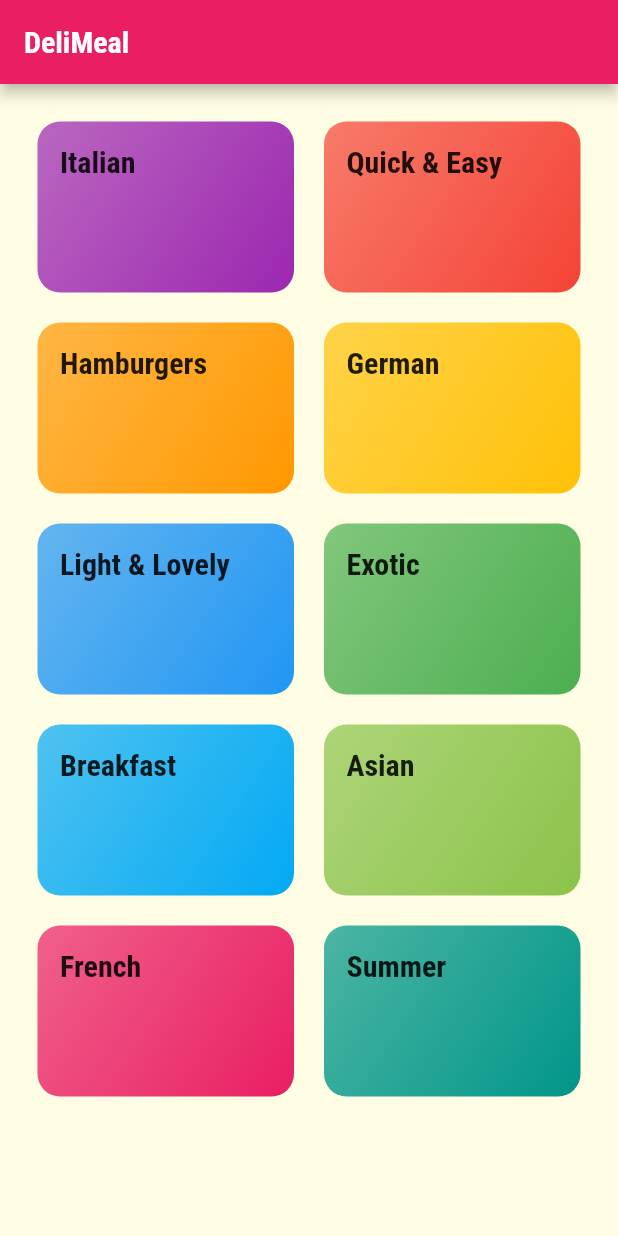
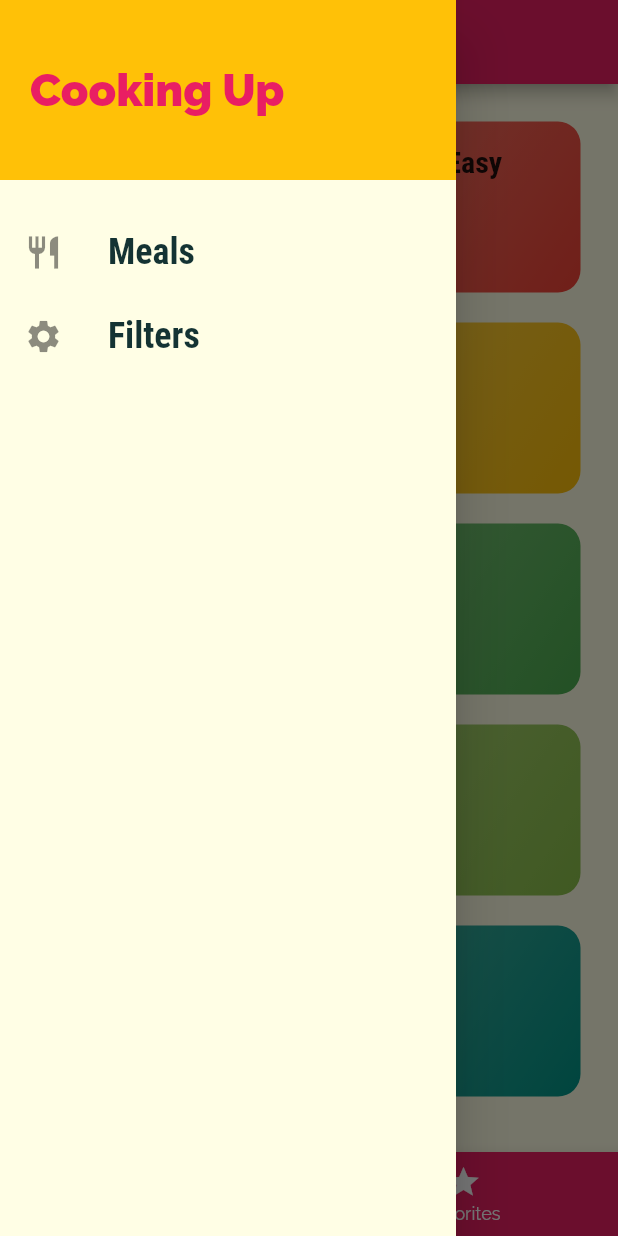
Before and after one commit to rahulkolage/meals_app, a Flutter app: the screen it shows after launch, with the side drawer open (before the commit the screen has no drawer), on a phone screen of 412 x 824 dp. Run offline on Flutter 3.47's test engine with Material 2 defaults, Android fonts, the phone set to English and light mode, and no system bars.

Commit message:
Popping pages and passing data

```diff
--- a/lib/main.dart
+++ b/lib/main.dart
@@ -1,6 +1,10 @@
 import 'package:flutter/material.dart';
+// import './screens/tabs/tabs.dart';
+import './screens/tabs/tabs_at_bottom.dart';
 import './screens/categories/categories.dart';
 import './screens/category_meals/category_meals.dart';
+import './screens/category_meals/meal_detail.dart';
+import './screens/filters/filters.dart';
 
 void main() {
   runApp(const MyApp());
@@ -49,9 +53,20 @@ class MyApp extends StatelessWidget {
       // },
       initialRoute: '/', // default is '/'
       routes: {
-          '/': (context) => const Categories(),
-          CategoryMeals.routeName: (context) => CategoryMeals()
+        '/': (context) => const TabsAtBottom(), //const Tabs(),
+        CategoryMeals.routeName: (context) => CategoryMeals(),
+        MealDetail.routeName: (context) => MealDetail(),
+        Filters.routeName:(context) => Filters( )
       },
+      // onGenerateRoute: (settings) {
+      //   return MaterialPageRoute(builder: (context) => Categories(),);
+      // },
+      // similar to 404 page
+      // onUnknownRoute: (settings) {
+      //   return MaterialPageRoute(
+      //     builder: (context) => Categories(),
+      //   );
+      // },
     );
   }
 }
--- a/lib/screens/categories/categories.dart
+++ b/lib/screens/categories/categories.dart
@@ -7,11 +7,8 @@ class Categories extends StatelessWidget {
 
   @override
   Widget build(BuildContext context) {
-    return Scaffold(
-      appBar: AppBar(
-        title: const Text('DeliMeal'),
-      ),
-      body: GridView(
+    // For this screen, we don't need AppBar as we are using Tabs
+    return GridView(
         padding: const EdgeInsets.all(25),
         gridDelegate: const SliverGridDelegateWithMaxCrossAxisExtent(
           maxCrossAxisExtent: 200,
@@ -27,7 +24,6 @@ class Categories extends StatelessWidget {
                 catData.color,
               ),
             )
-              .toList()),
-    );
+            .toList());
   }
 }
--- /dev/null
+++ b/lib/screens/categories/favorites.dart
@@ -0,0 +1,14 @@
+import 'package:flutter/material.dart';
+import 'package:flutter/src/widgets/container.dart';
+import 'package:flutter/src/widgets/framework.dart';
+
+class Favorites extends StatelessWidget {
+  const Favorites({super.key});
+
+  @override
+  Widget build(BuildContext context) {
+    return Center(
+      child: Text('The Favorites'),
+    );
+  }
+}
--- /dev/null
+++ b/lib/screens/filters/filters.dart
@@ -0,0 +1,21 @@
+import 'package:flutter/material.dart';
+import './../../widgets/main_drawer.dart';
+
+class Filters extends StatelessWidget {
+  static const routeName = '/filters';
+
+  const Filters({super.key});
+
+  @override
+  Widget build(BuildContext context) {
+    return Scaffold(
+      appBar: AppBar(
+        title: const Text('Your Filters'),
+      ),
+      drawer: const MainDrawer(),
+      body: const Center(
+        child: Text('Filters'),
+      ),
+    );
+  }
+}
--- /dev/null
+++ b/lib/screens/tabs/tabs_at_bottom.dart
@@ -0,0 +1,63 @@
+import 'package:flutter/material.dart';
+import './../categories/categories.dart';
+import './../categories/favorites.dart';
+import './../../widgets/main_drawer.dart';
+
+class TabsAtBottom extends StatefulWidget {
+  const TabsAtBottom({super.key});
+
+  @override
+  State<TabsAtBottom> createState() => _TabsAtBottomState();
+}
+
+class _TabsAtBottomState extends State<TabsAtBottom> {
+  final List<Map<String, dynamic>> _pages = [
+    {
+      'page': Categories(),
+      'title': 'Categories',
+    },
+    {
+      'page': Favorites(),
+      'title': 'Your Favorite',
+    },
+  ];
+
+  int _selectedPageIndex = 0;
+
+  void _selectPage(int index) {
+    setState(() {
+      _selectedPageIndex = index;
+    });
+  }
+
+  @override
+  Widget build(BuildContext context) {
+    return Scaffold(
+      appBar: AppBar(
+        title: Text(_pages[_selectedPageIndex]['title']),
+      ),
+      drawer: MainDrawer(),
+      body: _pages[_selectedPageIndex]['page'],
+      bottomNavigationBar: BottomNavigationBar(
+          // index will be passed to _selectPage automatically
+          onTap: _selectPage,
+          backgroundColor: Theme.of(context).primaryColor,
+          unselectedItemColor: Colors.white,
+          selectedItemColor: Theme.of(context).colorScheme.secondary,
+          currentIndex: _selectedPageIndex,
+          // type: BottomNavigationBarType.shifting, // default is fixed
+          items: const [
+            BottomNavigationBarItem(
+              // backgroundColor: Theme.of(context).primaryColor,
+              icon: Icon(Icons.category),
+              label: 'Categories',
+            ),
+            BottomNavigationBarItem(
+              // backgroundColor: Theme.of(context).primaryColor,
+              icon: Icon(Icons.star),
+              label: 'Favorites',
+            )
+          ]),
+    );
+  }
+}
--- /dev/null
+++ b/lib/widgets/main_drawer.dart
@@ -0,0 +1,59 @@
+import 'package:flutter/material.dart';
+import './../screens/filters/filters.dart';
+
+class MainDrawer extends StatelessWidget {
+  const MainDrawer({super.key});
+
+  Widget buildListTile(String title, IconData icon, VoidCallback tapHandler) {
+    return ListTile(
+      leading: Icon(
+        icon,
+        size: 26,
+      ),
+      title: Text(
+        title,
+        style: TextStyle(
+          fontFamily: 'RobotoCondensed',
+          fontSize: 24,
+          fontWeight: FontWeight.bold,
+        ),
+      ),
+      onTap: tapHandler,
+    );
+  }
+
+  @override
+  Widget build(BuildContext context) {
+    return Drawer(
+      child: Column(children: [
+        Container(
+          height: 120,
+          width: double.infinity,
+          padding: const EdgeInsets.all(20),
+          alignment: Alignment
+              .centerLeft, //  controls child of container is aligned inside container
+          color: Theme.of(context)
+              .colorScheme
+              .secondary, // decoration can also be used
+          child: Text(
+            'Cooking Up',
+            style: TextStyle(
+              fontWeight: FontWeight.w900,
+              fontSize: 30,
+              color: Theme.of(context).primaryColor,
+            ),
+          ),
+        ),
+        const SizedBox(
+          height: 20,
+        ),
+        buildListTile('Meals', Icons.restaurant, () {
+          Navigator.of(context).pushReplacementNamed('/');
+        }),
+        buildListTile('Filters', Icons.settings, () {
+          Navigator.of(context).pushReplacementNamed(Filters.routeName);
+        }),
+      ]),
+    );
+  }
+}
```
Also changed, not shown: lib/screens/category_meals/category_meals.dart (+60 -10 lines), lib/screens/category_meals/meal_detail.dart (added, +101 -0 lines), lib/screens/category_meals/meal_item.dart (+87 -13 lines), lib/screens/tabs/tabs.dart (added, +41 -0 lines). Lines whose indentation alone changed are shown as unchanged.
